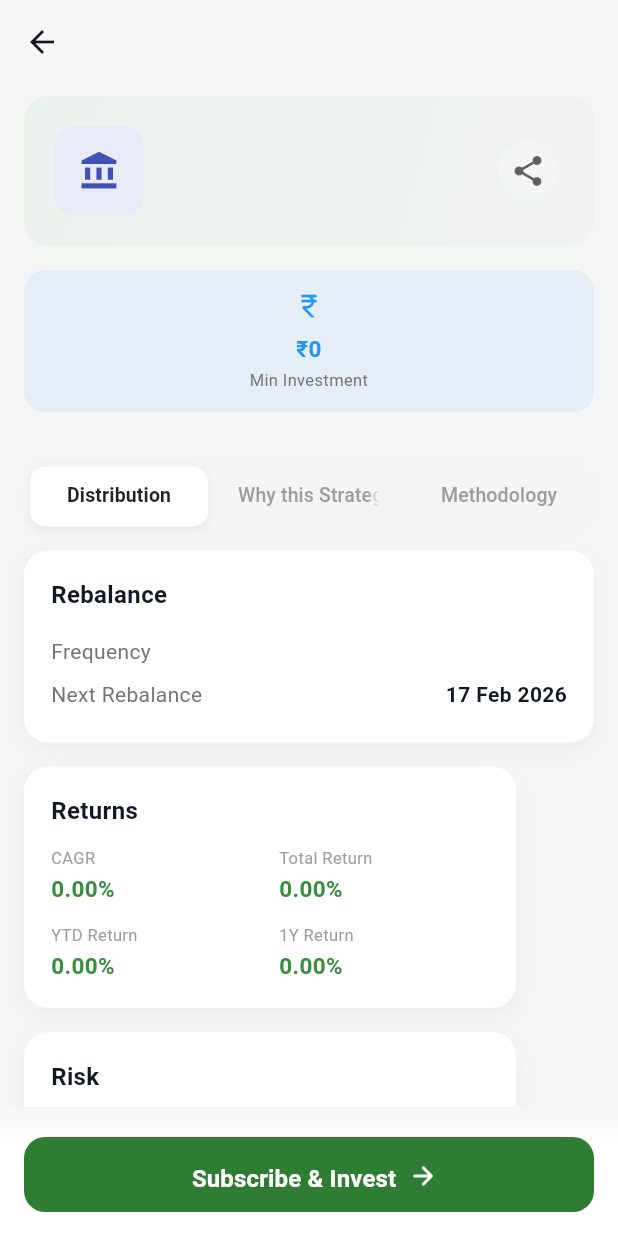
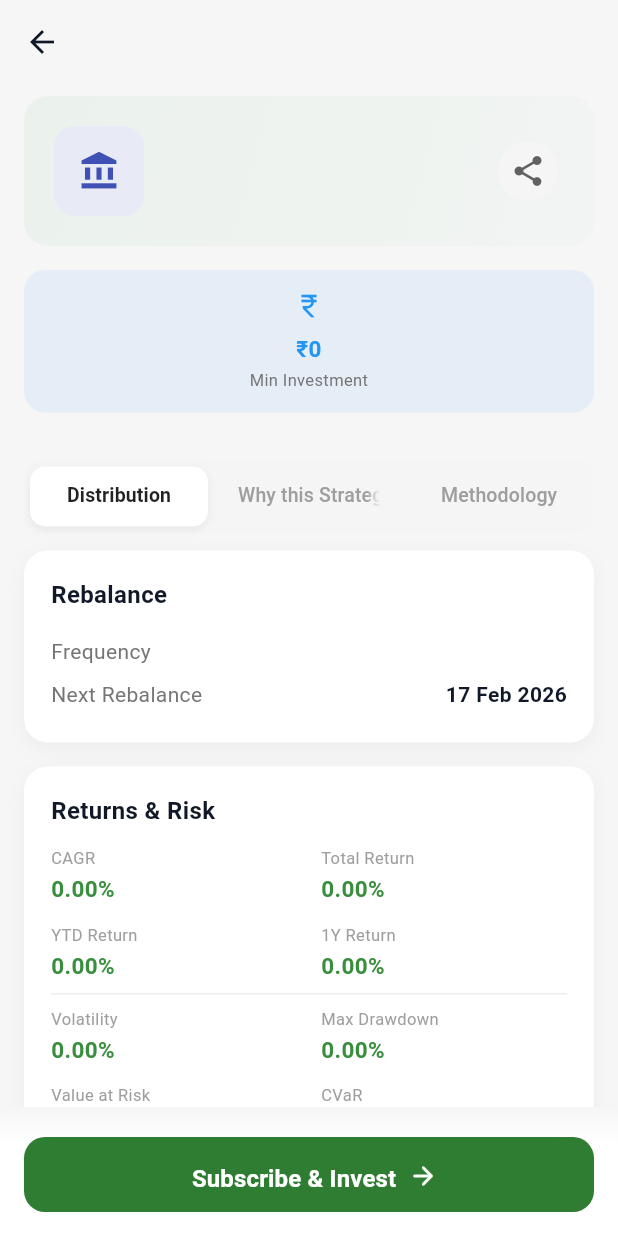
Before and after one commit to pk1762012/tidi_new, a Flutter app: the ModelPortfolioDetailPage screen opened directly with empty values, on a phone screen of 412 x 824 dp. Run offline on Flutter 3.47's test engine with Material 3 defaults, Android fonts, the phone set to English and light mode, and no system bars; our stand-ins replace cached_network_image, connectivity_plus, firebase_core, firebase_messaging, fl_chart, flutter_dotenv and 10 more; missing offline and left inert: razorpay_flutter, webview_flutter_android; accounts and stored records are empty; network calls fail; project files that could hold a hidden picture were left out.

Commit message:
Improve model portfolio metrics layout, fix subscribe flow, and add API timeouts
- Switch primary subscribe to AQ backend with TIDI as fire-and-forget sync
- Reorganize performance metrics into grouped 2-column grid cards
- Parse nested API response structure (returns, ratios, risk, timing, general)
- Add volatilityLabel field with color-coded display (High/Medium/Low)
- Add 15s timeouts to all model portfolio API calls

Co-Authored-By: Claude Opus 4.6 <noreply@anthropic.com>

```diff
--- a/tidistockmobileapp/lib/components/home/portfolio/ModelPortfolioDetailPage.dart
+++ b/tidistockmobileapp/lib/components/home/portfolio/ModelPortfolioDetailPage.dart
@@ -1108,7 +1108,48 @@ class _ModelPortfolioDetailPageState extends State<ModelPortfolioDetailPage>
         if (_performancePoints.isNotEmpty || _loadingPerformance)
           _performanceChartSection(),
         if (portfolio.performanceData != null)
-          _performanceMetricsSection(),
+          _performanceMetricsSectionFull(),
+      ],
+    );
+  }
+
+  Widget _performanceMetricsSectionFull() {
+    final perf = portfolio.performanceData!;
+    return Column(
+      crossAxisAlignment: CrossAxisAlignment.start,
+      children: [
+        _metricsCardGrouped("Returns & Risk", [
+          [
+            _metricItem("CAGR", perf.cagr, isPercent: true),
+            _metricItem("Total Return", perf.totalReturn, isPercent: true),
+            _metricItem("YTD Return", perf.ytdReturn, isPercent: true),
+            _metricItem("1Y Return", perf.oneYearReturn, isPercent: true),
+          ],
+          [
+            _metricItem("Volatility", perf.volatility, isPercent: true),
+            _metricItem("Max Drawdown", perf.maxDrawdown, isPercent: true),
+            _metricItem("Value at Risk", perf.valueAtRisk, isPercent: true),
+            _metricItem("CVaR", perf.cvar, isPercent: true),
+          ],
+        ]),
+        _metricsCardGrouped("Ratios & Timing", [
+          [
+            _metricItem("Sharpe Ratio", perf.sharpeRatio),
+            _metricItem("Sortino Ratio", perf.sortinoRatio),
+            _metricItem("Profit Factor", perf.profitFactor),
+            _metricItem("Gain to Pain", perf.gainToPain),
+          ],
+          [
+            _metricItem("Win Rate", perf.winRate, isPercent: true),
+            _metricItem("Avg Drawdown", perf.avgDrawdown, isPercent: true),
+            if (perf.longestDdDays != null)
+              _metricItemRaw("Longest DD", "${perf.longestDdDays} days"),
+            _metricItem("Best Day", perf.bestDay, isPercent: true),
+            _metricItem("Worst Day", perf.worstDay, isPercent: true),
+            _metricItem("Time in Market", perf.timeInMarket, isPercent: true),
+            _metricItem("Ulcer Index", perf.ulcerIndex),
+          ],
+        ]),
       ],
     );
   }
@@ -1122,14 +1163,22 @@ class _ModelPortfolioDetailPageState extends State<ModelPortfolioDetailPage>
       crossAxisAlignment: CrossAxisAlignment.start,
       children: [
         _performanceSummaryCards(),
+        if (portfolio.performanceData != null) ...[
+          const SizedBox(height: 20),
+          Padding(
+            padding: const EdgeInsets.only(bottom: 8),
+            child: Text("Detailed Metrics",
+              style: TextStyle(fontSize: 13, fontWeight: FontWeight.w600,
+                color: Colors.grey.shade500, letterSpacing: 0.5)),
+          ),
+          _performanceMetricsSection(),
+        ],
+        if (_performancePoints.isNotEmpty || _loadingPerformance)
+          _performanceChartSection(),
         const SizedBox(height: 16),
         _pieChartSection(),
         const SizedBox(height: 16),
         _stockComposition(),
-        if (_performancePoints.isNotEmpty || _loadingPerformance)
-          _performanceChartSection(),
-        if (portfolio.performanceData != null)
-          _performanceMetricsSection(),
       ],
     );
   }
@@ -1139,6 +1188,25 @@ class _ModelPortfolioDetailPageState extends State<ModelPortfolioDetailPage>
     final cagrVal = perf?.cagr;
     final sharpeVal = perf?.sharpeRatio;
     final volVal = perf?.volatility;
+    final volLabel = portfolio.volatilityLabel;
+
+    // Determine volatility display and color
+    String volDisplay;
+    List<Color> volColors;
+    if (volVal != null) {
+      volDisplay = "${volVal.toStringAsFixed(1)}%";
+      volColors = [Colors.amber.shade400, Colors.amber.shade700];
+    } else if (volLabel != null && volLabel.isNotEmpty) {
+      volDisplay = volLabel;
+      volColors = volLabel == "High"
+          ? [Colors.red.shade300, Colors.red.shade600]
+          : volLabel == "Low"
+              ? [Colors.green.shade400, Colors.green.shade700]
+              : [Colors.amber.shade400, Colors.amber.shade700];
+    } else {
+      volDisplay = "N/A";
+      volColors = [Colors.amber.shade400, Colors.amber.shade700];
+    }
 
     return Row(
       children: [
@@ -1167,9 +1235,9 @@ class _ModelPortfolioDetailPageState extends State<ModelPortfolioDetailPage>
         Expanded(
           child: _gradientMetricCard(
             "Volatility",
-            volVal != null ? "${volVal.toStringAsFixed(1)}%" : "N/A",
+            volDisplay,
             Icons.speed,
-            [Colors.amber.shade400, Colors.amber.shade700],
+            volColors,
           ),
         ),
       ],
@@ -1788,35 +1856,34 @@ class _ModelPortfolioDetailPageState extends State<ModelPortfolioDetailPage>
     return Column(
       crossAxisAlignment: CrossAxisAlignment.start,
       children: [
-        _metricsCard("Returns", [
-          _metricItem("CAGR", perf.cagr, isPercent: true),
+        _metricsCardGrouped("Returns & Risk", [
+          [
             _metricItem("Total Return", perf.totalReturn, isPercent: true),
             _metricItem("YTD Return", perf.ytdReturn, isPercent: true),
             _metricItem("1Y Return", perf.oneYearReturn, isPercent: true),
-        ]),
-        _metricsCard("Risk", [
-          _metricItem("Volatility", perf.volatility, isPercent: true),
+          ],
+          [
+            _metricItem("Max Drawdown", perf.maxDrawdown, isPercent: true),
             _metricItem("Value at Risk", perf.valueAtRisk, isPercent: true),
             _metricItem("CVaR", perf.cvar, isPercent: true),
-          _metricItem("Ulcer Index", perf.ulcerIndex),
+          ],
         ]),
-        _metricsCard("Drawdown", [
-          _metricItem("Max Drawdown", perf.maxDrawdown, isPercent: true),
+        _metricsCardGrouped("Ratios & Timing", [
+          [
+            _metricItem("Sortino Ratio", perf.sortinoRatio),
+            _metricItem("Profit Factor", perf.profitFactor),
+            _metricItem("Gain to Pain", perf.gainToPain),
+            _metricItem("Win Rate", perf.winRate, isPercent: true),
+          ],
+          [
             _metricItem("Avg Drawdown", perf.avgDrawdown, isPercent: true),
             if (perf.longestDdDays != null)
               _metricItemRaw("Longest DD", "${perf.longestDdDays} days"),
-        ]),
-        _metricsCard("Ratios", [
-          _metricItem("Sharpe Ratio", perf.sharpeRatio),
-          _metricItem("Sortino Ratio", perf.sortinoRatio),
-          _metricItem("Profit Factor", perf.profitFactor),
-          _metricItem("Gain to Pain", perf.gainToPain),
-        ]),
-        _metricsCard("Timing", [
-          _metricItem("Win Rate", perf.winRate, isPercent: true),
             _metricItem("Best Day", perf.bestDay, isPercent: true),
             _metricItem("Worst Day", perf.worstDay, isPercent: true),
             _metricItem("Time in Market", perf.timeInMarket, isPercent: true),
+            _metricItem("Ulcer Index", perf.ulcerIndex),
+          ],
         ]),
       ],
     );
@@ -1826,14 +1893,7 @@ class _ModelPortfolioDetailPageState extends State<ModelPortfolioDetailPage>
     final validItems = items.whereType<Widget>().toList();
     if (validItems.isEmpty) return const SizedBox.shrink();
 
-    return _section(
-      title,
-      Wrap(
-        spacing: 12,
-        runSpacing: 12,
-        children: validItems,
-      ),
-    );
+    return _section(title, _metricsGrid(items));
   }
 
   Widget? _metricItem(String label, double? value, {bool isPercent = false}) {
@@ -1845,9 +1905,7 @@ class _ModelPortfolioDetailPageState extends State<ModelPortfolioDetailPage>
   }
 
   Widget _metricItemRaw(String label, String display, {Color? valueColor}) {
-    return SizedBox(
-      width: 140,
-      child: Column(
+    return Column(
       crossAxisAlignment: CrossAxisAlignment.start,
       children: [
         Text(label, style: TextStyle(fontSize: 11, color: Colors.grey.shade500)),
@@ -1856,8 +1914,46 @@ class _ModelPortfolioDetailPageState extends State<ModelPortfolioDetailPage>
           style: TextStyle(fontSize: 15, fontWeight: FontWeight.w700,
               color: valueColor ?? Colors.grey.shade800)),
       ],
-      ),
-    );
+    );
+  }
+
+  Widget _metricsGrid(List<Widget?> items) {
+    final valid = items.whereType<Widget>().toList();
+    if (valid.isEmpty) return const SizedBox.shrink();
+    final rows = <Widget>[];
+    for (var i = 0; i < valid.length; i += 2) {
+      rows.add(
+        Padding(
+          padding: EdgeInsets.only(top: i == 0 ? 0 : 12),
+          child: Row(
+            crossAxisAlignment: CrossAxisAlignment.start,
+            children: [
+              Expanded(child: valid[i]),
+              const SizedBox(width: 16),
+              Expanded(child: i + 1 < valid.length ? valid[i + 1] : const SizedBox.shrink()),
+            ],
+          ),
+        ),
+      );
+    }
+    return Column(children: rows);
+  }
+
+  Widget _metricsCardGrouped(String title, List<List<Widget?>> groups) {
+    final groupWidgets = <Widget>[];
+    for (var i = 0; i < groups.length; i++) {
+      final valid = groups[i].whereType<Widget>().toList();
+      if (valid.isEmpty) continue;
+      if (groupWidgets.isNotEmpty) {
+        groupWidgets.add(Padding(
+          padding: const EdgeInsets.symmetric(vertical: 8),
+          child: Divider(height: 1, color: Colors.grey.shade200),
+        ));
+      }
+      groupWidgets.add(_metricsGrid(valid));
+    }
+    if (groupWidgets.isEmpty) return const SizedBox.shrink();
+    return _section(title, Column(crossAxisAlignment: CrossAxisAlignment.start, children: groupWidgets));
   }
 
   // ---------------------------------------------------------------------------
```
Also changed, not shown: tidistockmobileapp/lib/components/home/portfolio/InvestInPlanSheet.dart (+15 -15 lines), tidistockmobileapp/lib/models/model_portfolio.dart (+38 -21 lines), tidistockmobileapp/lib/service/ApiService.dart (+4 -4 lines). Lines whose indentation alone changed are shown as unchanged.
